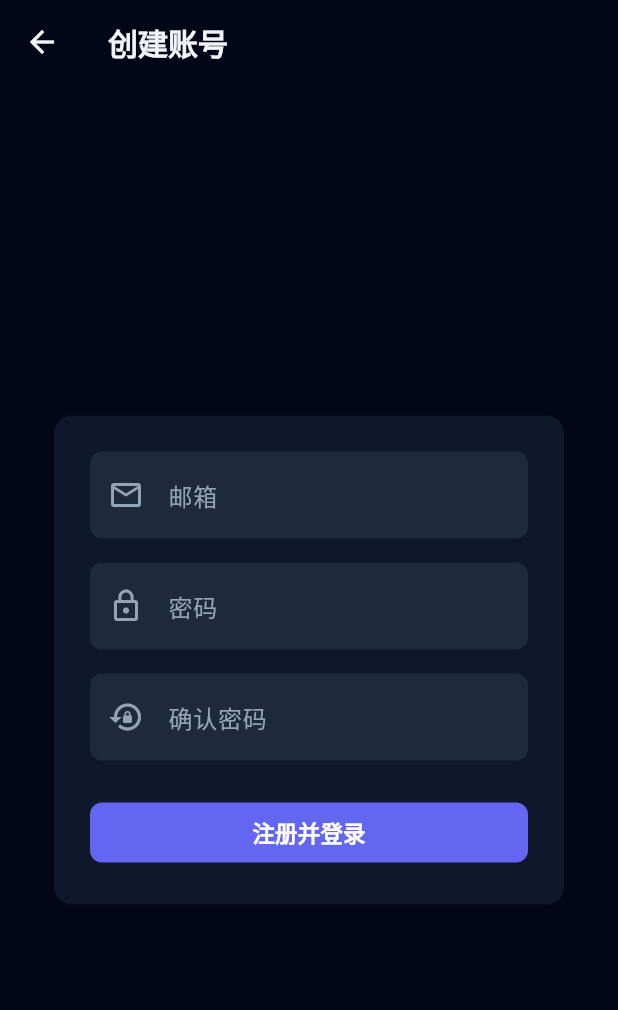
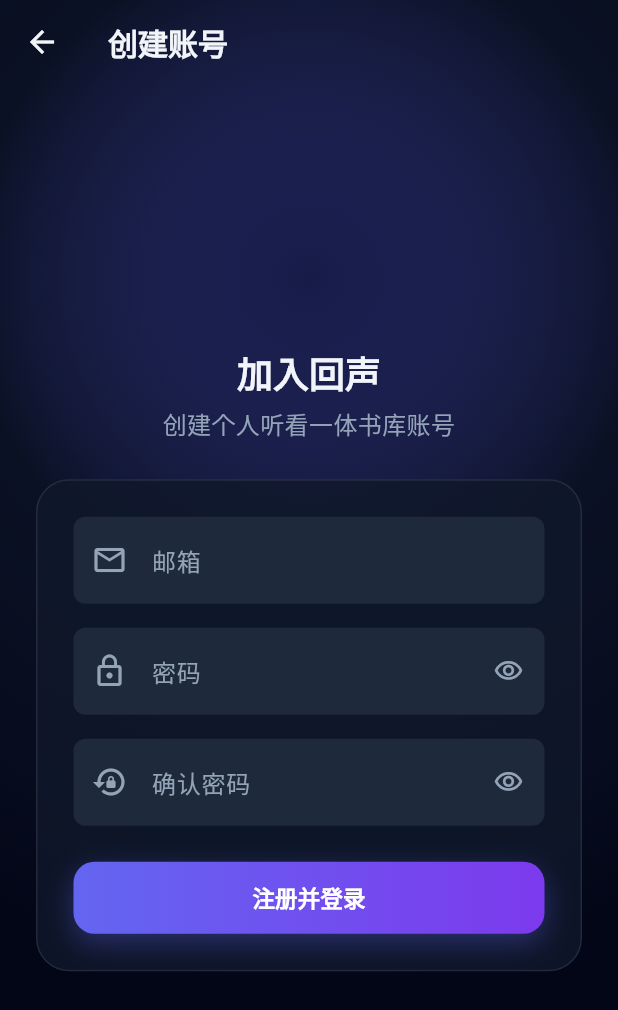
Before and after one commit to imlinhanchao/echo-app, a Flutter app: the screen it shows after launch, after a tap on "登录", after a tap on "还没有账号？创建账号", on a phone screen of 412 x 824 dp. Shown: the top 1010 px of the screen. Run offline on Flutter 3.47's test engine with Material 3 defaults, Android fonts, the phone set to English and light mode, and no system bars; our stand-ins replace audio_service, dio, flutter_riverpod, flutter_secure_storage, just_audio, permission_handler and 1 more; missing offline and left inert: audio_session; network calls fail; statements that could not run were skipped.

Commit message:
feat(ui): 统一全站按钮尺寸规范(48dp高/14dp圆角)并对齐详情底栏、搜索弹层、注册页与转码面板 (v0.3.8)

```diff
--- /dev/null
+++ b/lib/design/echo_buttons.dart
@@ -0,0 +1,222 @@
+import 'package:flutter/material.dart';
+
+import 'echo_tokens.dart';
+
+/// Echo 全站统一按钮尺寸规范：48dp 高 + 14dp 圆角。
+abstract final class EchoButtonMetrics {
+  static const double height = 48;
+  static const double radius = 14;
+}
+
+/// 靛蓝紫渐变主按钮（全站主 CTA 统一 48dp 高 + 14dp 圆角）。
+class EchoPrimaryButton extends StatelessWidget {
+  const EchoPrimaryButton({
+    super.key,
+    required this.label,
+    required this.onPressed,
+    this.icon,
+    this.busy = false,
+  });
+
+  final String label;
+  final VoidCallback? onPressed;
+  final IconData? icon;
+  final bool busy;
+
+  @override
+  Widget build(BuildContext context) {
+    final tokens = Theme.of(context).extension<EchoTokens>()!;
+    final radius = BorderRadius.circular(EchoButtonMetrics.radius);
+    final disabled = onPressed == null || busy;
+
+    return DecoratedBox(
+      decoration: BoxDecoration(
+        borderRadius: radius,
+        gradient: LinearGradient(
+          colors: disabled
+              ? <Color>[
+                  tokens.primary.withValues(alpha: 0.45),
+                  const Color(0xFF7C3AED).withValues(alpha: 0.45),
+                ]
+              : <Color>[tokens.primary, const Color(0xFF7C3AED)],
+        ),
+        boxShadow: disabled
+            ? null
+            : <BoxShadow>[
+                BoxShadow(
+                  color: tokens.primary.withValues(alpha: 0.34),
+                  blurRadius: 16,
+                  offset: const Offset(0, 6),
+                ),
+              ],
+      ),
+      child: Material(
+        color: Colors.transparent,
+        child: InkWell(
+          borderRadius: radius,
+          onTap: disabled ? null : onPressed,
+          child: SizedBox(
+            height: EchoButtonMetrics.height,
+            child: Padding(
+              padding: const EdgeInsets.symmetric(horizontal: 16),
+              child: Center(
+                child: busy
+                    ? const SizedBox(
+                        width: 20,
+                        height: 20,
+                        child: CircularProgressIndicator(
+                          strokeWidth: 2,
+                          color: Colors.white,
+                        ),
+                      )
+                    : Row(
+                        mainAxisSize: MainAxisSize.min,
+                        mainAxisAlignment: MainAxisAlignment.center,
+                        children: [
+                          if (icon != null) ...[
+                            Icon(icon, color: tokens.textOnPrimary, size: 19),
+                            const SizedBox(width: 6),
+                          ],
+                          Flexible(
+                            child: Text(
+                              label,
+                              maxLines: 1,
+                              overflow: TextOverflow.ellipsis,
+                              style: Theme.of(context).textTheme.labelLarge
+                                  ?.copyWith(
+                                    color: tokens.textOnPrimary,
+                                    fontWeight: FontWeight.w700,
+                                  ),
+                            ),
+                          ),
+                        ],
+                      ),
+              ),
+            ),
+          ),
+        ),
+      ),
+    );
+  }
+}
+
+/// 深色半透明描边次按钮（48dp 高 + 14dp 圆角，与主按钮完全齐平且主次分明）。
+class EchoSecondaryButton extends StatelessWidget {
+  const EchoSecondaryButton({
+    super.key,
+    required this.label,
+    required this.onPressed,
+    this.icon,
+  });
+
+  final String label;
+  final VoidCallback? onPressed;
+  final IconData? icon;
+
+  @override
+  Widget build(BuildContext context) {
+    final tokens = Theme.of(context).extension<EchoTokens>()!;
+    final isDark = Theme.of(context).brightness == Brightness.dark;
+    final radius = BorderRadius.circular(EchoButtonMetrics.radius);
+
+    return DecoratedBox(
+      decoration: BoxDecoration(
+        color: isDark
+            ? Colors.white.withValues(alpha: 0.06)
+            : tokens.surfaceSubtle,
+        borderRadius: radius,
+        border: Border.all(
+          color: isDark
+              ? Colors.white.withValues(alpha: 0.14)
+              : tokens.textDisabled.withValues(alpha: 0.35),
+        ),
+      ),
+      child: Material(
+        color: Colors.transparent,
+        child: InkWell(
+          borderRadius: radius,
+          onTap: onPressed,
+          child: SizedBox(
+            height: EchoButtonMetrics.height,
+            child: Padding(
+              padding: const EdgeInsets.symmetric(horizontal: 14),
+              child: Center(
+                child: Row(
+                  mainAxisSize: MainAxisSize.min,
+                  mainAxisAlignment: MainAxisAlignment.center,
+                  children: [
+                    if (icon != null) ...[
+                      Icon(icon, color: tokens.textPrimary, size: 18),
+                      const SizedBox(width: 6),
+                    ],
+                    Flexible(
+                      child: Text(
+                        label,
+                        maxLines: 1,
+                        overflow: TextOverflow.ellipsis,
+                        style: Theme.of(context).textTheme.labelLarge?.copyWith(
+                          color: tokens.textPrimary,
+                          fontWeight: FontWeight.w600,
+                        ),
+                      ),
+                    ),
+                  ],
+                ),
+              ),
+            ),
+          ),
+        ),
+      ),
+    );
+  }
+}
+
+/// 48×48 圆角矩形图标按钮（14dp 圆角 + 半透明描边，与左右 48dp 主次按钮完全齐平）。
+class EchoSquareIconButton extends StatelessWidget {
+  const EchoSquareIconButton({
+    super.key,
+    required this.icon,
+    required this.tooltip,
+    required this.onPressed,
+  });
+
+  final IconData icon;
+  final String tooltip;
+  final VoidCallback? onPressed;
+
+  @override
+  Widget build(BuildContext context) {
+    final tokens = Theme.of(context).extension<EchoTokens>()!;
+    final isDark = Theme.of(context).brightness == Brightness.dark;
+    final radius = BorderRadius.circular(EchoButtonMetrics.radius);
+
+    return Tooltip(
+      message: tooltip,
+      child: DecoratedBox(
+        decoration: BoxDecoration(
+          color: isDark
+              ? Colors.white.withValues(alpha: 0.06)
+              : tokens.surfaceSubtle,
+          borderRadius: radius,
+          border: Border.all(
+            color: isDark
+                ? Colors.white.withValues(alpha: 0.14)
+                : tokens.textDisabled.withValues(alpha: 0.35),
+          ),
+        ),
+        child: Material(
+          color: Colors.transparent,
+          child: InkWell(
+            borderRadius: radius,
+            onTap: onPressed,
+            child: SizedBox(
+              width: EchoButtonMetrics.height,
+              height: EchoButtonMetrics.height,
+              child: Icon(icon, color: tokens.textPrimary, size: 21),
+            ),
+          ),
+        ),
+      ),
+    );
+  }
+}
--- a/lib/design/echo_theme.dart
+++ b/lib/design/echo_theme.dart
@@ -134,8 +134,28 @@ ThemeData buildEchoTheme(Brightness brightness, EchoTokens tokens) {
         foregroundColor: tokens.textOnPrimary,
         disabledBackgroundColor: tokens.surfaceSubtle,
         disabledForegroundColor: tokens.textDisabled,
+        minimumSize: const Size(0, 48),
+        padding: const EdgeInsets.symmetric(horizontal: 16),
         shape: RoundedRectangleBorder(
-          borderRadius: BorderRadius.circular(EchoMetrics.radiusControl),
+          borderRadius: BorderRadius.circular(14),
+        ),
+      ),
+    ),
+    outlinedButtonTheme: OutlinedButtonThemeData(
+      style: OutlinedButton.styleFrom(
+        foregroundColor: tokens.textPrimary,
+        backgroundColor: brightness == Brightness.dark
+            ? Colors.white.withValues(alpha: 0.05)
+            : tokens.surfaceSubtle,
+        side: BorderSide(
+          color: brightness == Brightness.dark
+              ? Colors.white.withValues(alpha: 0.14)
+              : tokens.textDisabled.withValues(alpha: 0.35),
+        ),
+        minimumSize: const Size(0, 48),
+        padding: const EdgeInsets.symmetric(horizontal: 16),
+        shape: RoundedRectangleBorder(
+          borderRadius: BorderRadius.circular(14),
         ),
       ),
     ),
--- a/lib/features/auth/register_page.dart
+++ b/lib/features/auth/register_page.dart
@@ -1,6 +1,8 @@
 import 'package:flutter/material.dart';
 import 'package:flutter_riverpod/flutter_riverpod.dart';
 
+import '../../design/echo_ambient.dart';
+import '../../design/echo_buttons.dart';
 import '../../design/echo_metrics.dart';
 import '../../design/echo_tokens.dart';
 import 'auth_controller.dart';
@@ -18,6 +20,8 @@ class _RegisterPageState extends ConsumerState<RegisterPage> {
   final _passwordController = TextEditingController();
   final _confirmController = TextEditingController();
   bool _busy = false;
+  bool _obscurePassword = true;
+  bool _obscureConfirm = true;
   String? _error;
 
   @override
@@ -38,37 +42,67 @@ class _RegisterPageState extends ConsumerState<RegisterPage> {
         .read(authControllerProvider.notifier)
         .register(_emailController.text.trim(), _passwordController.text);
     if (!mounted) return;
+    if (error == null) {
+      Navigator.of(context).popUntil((r) => r.isFirst);
+      return;
+    }
     setState(() {
       _busy = false;
-      if (error != null) _error = error;
+      _error = error;
     });
   }
 
   @override
   Widget build(BuildContext context) {
-    // 注册成功（状态切换为已登录）时自动回到根路由。
-    ref.listen<AuthState>(authControllerProvider, (previous, next) {
-      if (next is AuthLoggedIn && mounted) {
-        Navigator.of(context).popUntil((route) => route.isFirst);
-      }
-    });
     final tokens = Theme.of(context).extension<EchoTokens>()!;
     final textTheme = Theme.of(context).textTheme;
     return Scaffold(
       key: const Key('register_page'),
-      appBar: AppBar(title: const Text('创建账号')),
-      body: Center(
+      backgroundColor: tokens.surfaceBase,
+      extendBodyBehindAppBar: true,
+      appBar: AppBar(
+        backgroundColor: Colors.transparent,
+        title: const Text('创建账号'),
+      ),
+      body: EchoAmbientBackground(
+        child: SafeArea(
+          child: Center(
             child: SingleChildScrollView(
-          padding: const EdgeInsets.all(EchoMetrics.space4),
+              padding: const EdgeInsets.symmetric(
+                horizontal: EchoMetrics.space3,
+                vertical: EchoMetrics.space4,
+              ),
+              child: ConstrainedBox(
+                constraints: const BoxConstraints(maxWidth: 420),
                 child: Form(
                   key: _formKey,
                   child: Column(
                     mainAxisSize: MainAxisSize.min,
                     crossAxisAlignment: CrossAxisAlignment.stretch,
                     children: [
-                Card(
-                  child: Padding(
+                      Text(
+                        '加入回声',
+                        textAlign: TextAlign.center,
+                        style: textTheme.headlineSmall?.copyWith(
+                          color: tokens.textPrimary,
+                          fontWeight: FontWeight.w700,
+                        ),
+                      ),
+                      const SizedBox(height: 6),
+                      Text(
+                        '创建个人听看一体书库账号',
+                        textAlign: TextAlign.center,
+                        style: textTheme.bodyMedium?.copyWith(
+                          color: tokens.textSecondary,
+                        ),
+                      ),
+                      const SizedBox(height: EchoMetrics.space3),
+                      Container(
                         padding: const EdgeInsets.all(EchoMetrics.space3),
+                        decoration: echoElevatedCardDecoration(
+                          context,
+                          radius: 22,
+                        ),
                         child: Column(
                           crossAxisAlignment: CrossAxisAlignment.stretch,
                           children: [
@@ -77,6 +111,7 @@ class _RegisterPageState extends ConsumerState<RegisterPage> {
                               controller: _emailController,
                               decoration: const InputDecoration(
                                 labelText: '邮箱',
+                                hintText: 'you@example.com',
                                 prefixIcon: Icon(Icons.mail_outline),
                               ),
                               keyboardType: TextInputType.emailAddress,
@@ -92,11 +127,23 @@ class _RegisterPageState extends ConsumerState<RegisterPage> {
                             TextFormField(
                               key: const Key('register_password'),
                               controller: _passwordController,
-                          decoration: const InputDecoration(
+                              decoration: InputDecoration(
                                 labelText: '密码',
-                            prefixIcon: Icon(Icons.lock_outline),
+                                prefixIcon: const Icon(Icons.lock_outline),
+                                suffixIcon: IconButton(
+                                  tooltip: _obscurePassword ? '显示密码' : '隐藏密码',
+                                  onPressed: () => setState(
+                                    () => _obscurePassword = !_obscurePassword,
                                   ),
-                          obscureText: true,
+                                  icon: Icon(
+                                    _obscurePassword
+                                        ? Icons.visibility_outlined
+                                        : Icons.visibility_off_outlined,
+                                    size: 20,
+                                  ),
+                                ),
+                              ),
+                              obscureText: _obscurePassword,
                               textInputAction: TextInputAction.next,
                               validator: (v) =>
                                   (v == null || v.length < 6) ? '密码至少 6 位' : null,
@@ -105,11 +152,23 @@ class _RegisterPageState extends ConsumerState<RegisterPage> {
                             TextFormField(
                               key: const Key('register_confirm'),
                               controller: _confirmController,
-                          decoration: const InputDecoration(
+                              decoration: InputDecoration(
                                 labelText: '确认密码',
-                            prefixIcon: Icon(Icons.lock_reset),
+                                prefixIcon: const Icon(Icons.lock_reset),
+                                suffixIcon: IconButton(
+                                  tooltip: _obscureConfirm ? '显示密码' : '隐藏密码',
+                                  onPressed: () => setState(
+                                    () => _obscureConfirm = !_obscureConfirm,
                                   ),
-                          obscureText: true,
+                                  icon: Icon(
+                                    _obscureConfirm
+                                        ? Icons.visibility_outlined
+                                        : Icons.visibility_off_outlined,
+                                    size: 20,
+                                  ),
+                                ),
+                              ),
+                              obscureText: _obscureConfirm,
                               onFieldSubmitted: (_) {
                                 if (!_busy) _submit();
                               },
@@ -119,30 +178,35 @@ class _RegisterPageState extends ConsumerState<RegisterPage> {
                             ),
                             if (_error != null) ...[
                               const SizedBox(height: EchoMetrics.space2),
-                          Text(
+                              Container(
+                                padding: const EdgeInsets.symmetric(
+                                  horizontal: 12,
+                                  vertical: 8,
+                                ),
+                                decoration: BoxDecoration(
+                                  color: tokens.error.withValues(alpha: 0.12),
+                                  borderRadius: BorderRadius.circular(10),
+                                  border: Border.all(
+                                    color: tokens.error.withValues(alpha: 0.30),
+                                  ),
+                                ),
+                                child: Text(
                                   _error!,
                                   key: const Key('register_error'),
                                   style: textTheme.bodySmall?.copyWith(
                                     color: tokens.error,
                                   ),
                                 ),
+                              ),
                             ],
                             const SizedBox(height: EchoMetrics.space3),
-                        FilledButton(
+                            EchoPrimaryButton(
                               key: const Key('register_submit'),
+                              label: '注册并登录',
+                              busy: _busy,
                               onPressed: _busy ? null : _submit,
-                          child: _busy
-                              ? const SizedBox(
-                                  height: 20,
-                                  width: 20,
-                                  child: CircularProgressIndicator(
-                                    strokeWidth: 2,
-                                  ),
-                                )
-                              : const Text('注册并登录'),
                             ),
                           ],
-                    ),
                         ),
                       ),
                     ],
@@ -150,6 +214,9 @@ class _RegisterPageState extends ConsumerState<RegisterPage> {
                 ),
               ),
             ),
+          ),
+        ),
+      ),
     );
   }
 }
--- a/lib/features/jobs/jobs_page.dart
+++ b/lib/features/jobs/jobs_page.dart
@@ -494,7 +494,7 @@ class _JobCard extends ConsumerWidget {
               padding: const EdgeInsets.only(top: EchoMetrics.space2),
               child: Align(
                 alignment: Alignment.centerRight,
-                child: FilledButton.tonalIcon(
+                child: OutlinedButton.icon(
                   key: Key('job_detail_${job.id}'),
                   onPressed: () => Navigator.of(context).push(
                     MaterialPageRoute<void>(
--- a/lib/features/profile/profile_page.dart
+++ b/lib/features/profile/profile_page.dart
@@ -230,7 +230,7 @@ class ProfilePage extends ConsumerWidget {
                 key: const Key('profile_about'),
                 leading: Icon(Icons.info_outline, color: tokens.textPrimary),
                 title: const Text('关于'),
-                subtitle: const Text('回声 v0.3.7'),
+                subtitle: const Text('回声 v0.3.8'),
               ),
             ],
           ),
--- a/pubspec.yaml
+++ b/pubspec.yaml
@@ -1,7 +1,7 @@
 name: echo
 description: "Echo · 回声 — 跨平台听看一体书客户端（Flutter）"
 publish_to: 'none'
-version: 0.3.7+10
+version: 0.3.8+11
 
 environment:
   sdk: ^3.10.8
```
Also changed, not shown: lib/features/library/book_detail_page.dart (+9 -60 lines), lib/features/library/convert_sheet.dart (+4 -8 lines), lib/features/search/search_page.dart (+10 -9 lines). Lines whose indentation alone changed are shown as unchanged.
